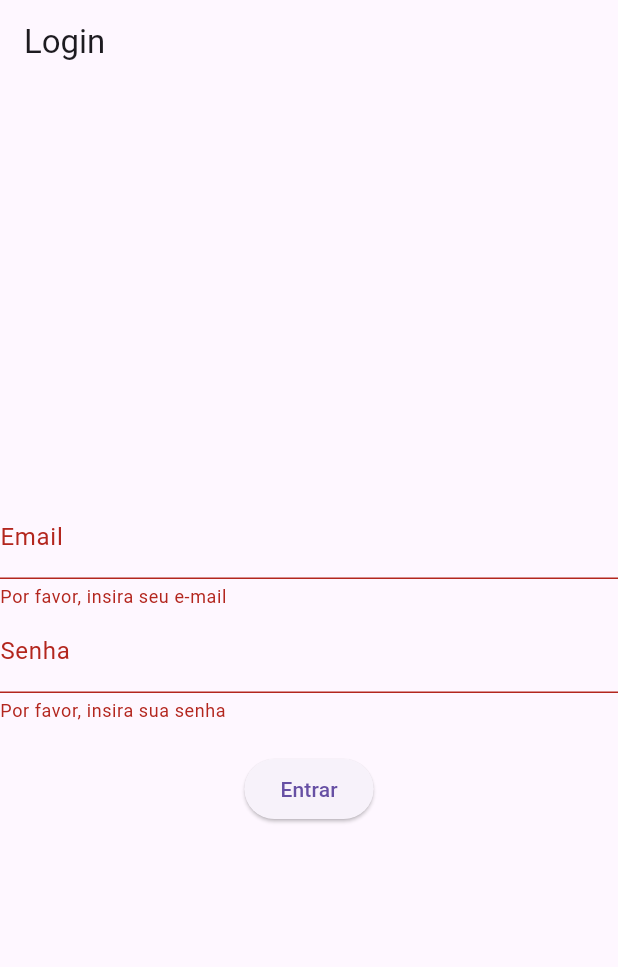
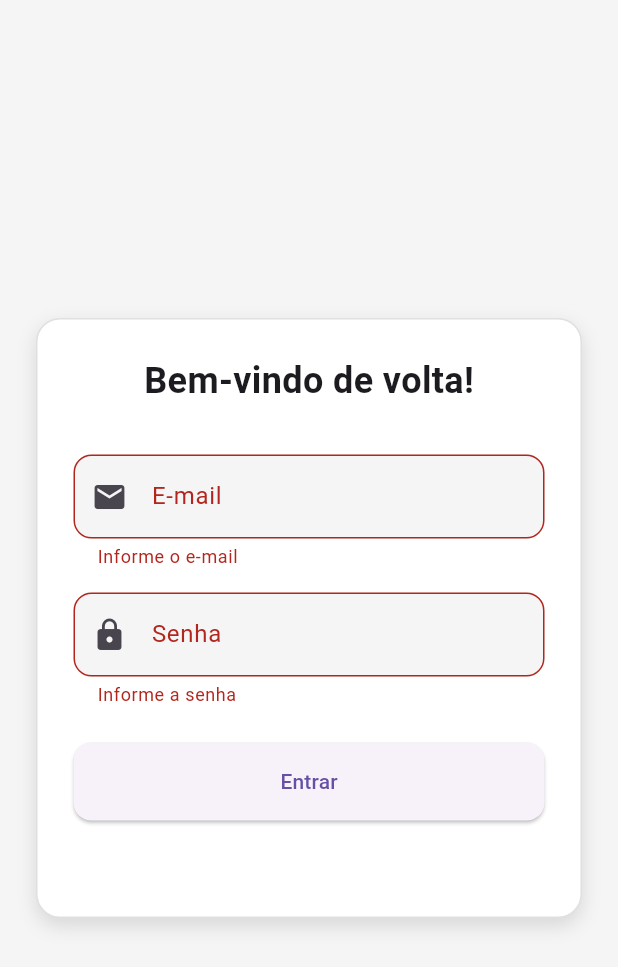
Before and after one commit to rafaelhgreco/Flutter_estudos, a Flutter app: the screen it shows after launch, after a tap on "Entrar", on a phone screen of 412 x 824 dp. Shown: the top 967 px of the screen. Run offline on Flutter 3.47's test engine with Material 3 defaults, Android fonts, the phone set to English and light mode, and no system bars.

Commit message:
refactor: created widget for login, form validations

```diff
--- a/lib/pages/login_page.dart
+++ b/lib/pages/login_page.dart
@@ -1,73 +1,36 @@
 import 'package:flutter/material.dart';
+import 'package:hello_world/widgets/login_form.dart';
 
 class LoginPage extends StatelessWidget {
   const LoginPage({super.key});
 
   @override
   Widget build(BuildContext context) {
-    final _formKey = GlobalKey<FormState>();
     return Scaffold(
-      appBar: AppBar(title: const Text('Login')),
+      backgroundColor: const Color(0xFFF5F5F5), // Cor de fundo da tela
       body: Center(
-        child: Column(
-          mainAxisAlignment: MainAxisAlignment.center,
-          children: [
-            Form(
-              key: _formKey,
-              child: Column(
-                children: [
-                  TextFormField(
-                    decoration: const InputDecoration(labelText: 'Email'),
-                    validator: (value) {
-                      if (value == null || value.isEmpty) {
-                        return 'Por favor, insira seu e-mail';
-                      }
-                      final emailRegExp = RegExp(
-                        r'^[\w-\.]+@([\w-]+\.)+[\w-]{2,4}$',
-                      );
-                      if (!emailRegExp.hasMatch(value)) {
-                        return 'E-mail inválido';
-                      }
-                      return null;
-                    },
-                  ),
-                  TextFormField(
-                    decoration: const InputDecoration(labelText: 'Senha'),
-                    obscureText: true,
-                    validator: (value) {
-                      if (value == null || value.isEmpty) {
-                        return 'Por favor, insira sua senha';
-                      }
-                      if (value.length < 6) {
-                        return 'A senha deve ter pelo menos 6 caracteres';
-                      }
-                      final passwordRegExp = RegExp(
-                        r'^(?=.*[A-Za-z])(?=.*\d)[A-Za-z\d]{6,}$',
-                      );
-                      if (!passwordRegExp.hasMatch(value)) {
-                        return 'A senha deve conter letras e números';
-                      }
-                      return null;
-                    },
-                  ),
-                  const SizedBox(height: 20),
-                  ElevatedButton(
-                    onPressed: () {
-                      if (_formKey.currentState!.validate()) {
-                        // Tudo certo, prossiga com login
-                        ScaffoldMessenger.of(context).showSnackBar(
-                          const SnackBar(
-                            content: Text('Login realizado com sucesso!'),
-                          ),
-                        );
-                      }
-                    },
-                    child: const Text('Entrar'),
-                  ),
-                ],
-              ),
+        child: SingleChildScrollView(
+          padding: const EdgeInsets.all(24),
+          child: Container(
+            padding: const EdgeInsets.all(24),
+            constraints: const BoxConstraints(
+              maxWidth: 400,
+              maxHeight: 400,
+            ), // Largura máxima
+            decoration: BoxDecoration(
+              color: Colors.white,
+              borderRadius: BorderRadius.circular(16),
+              border: Border.all(color: Colors.grey.shade300),
+              boxShadow: [
+                BoxShadow(
+                  color: Colors.black12,
+                  blurRadius: 10,
+                  offset: Offset(0, 5),
+                ),
+              ],
             ),
-          ],
+            child: const LoginForm(),
+          ),
         ),
       ),
     );
--- /dev/null
+++ b/lib/validators/form_login_validator.dart
@@ -0,0 +1,26 @@
+class FormValidators {
+  static String? validarEmail(String? value) {
+    if (value == null || value.isEmpty) {
+      return 'Informe o e-mail';
+    }
+    final emailRegex = RegExp(r'^[\w-\.]+@([\w-]+\.)+[\w-]{2,4}$');
+    if (!emailRegex.hasMatch(value)) {
+      return 'E-mail inválido';
+    }
+    return null;
+  }
+
+  static String? validarSenha(String? value) {
+    if (value == null || value.isEmpty) {
+      return 'Informe a senha';
+    }
+    if (value.length < 6) {
+      return 'A senha deve ter pelo menos 6 caracteres';
+    }
+    final senhaRegex = RegExp(r'^(?=.*[A-Za-z])(?=.*\d)[A-Za-z\d]{6,}$');
+    if (!senhaRegex.hasMatch(value)) {
+      return 'A senha deve conter letras e números';
+    }
+    return null;
+  }
+}
--- /dev/null
+++ b/lib/widgets/login_form.dart
@@ -0,0 +1,87 @@
+import 'package:flutter/material.dart';
+import 'package:hello_world/validators/form_login_validator.dart';
+
+class LoginForm extends StatefulWidget {
+  const LoginForm({super.key});
+
+  @override
+  State<LoginForm> createState() => _LoginFormState();
+}
+
+class _LoginFormState extends State<LoginForm> {
+  final _formKey = GlobalKey<FormState>();
+
+  final _emailController = TextEditingController();
+  final _senhaController = TextEditingController();
+
+  @override
+  void dispose() {
+    _emailController.dispose();
+    _senhaController.dispose();
+    super.dispose();
+  }
+
+  @override
+  Widget build(BuildContext context) {
+    return Form(
+      key: _formKey,
+      child: Column(
+        children: [
+          const Text(
+            "Bem-vindo de volta!",
+            style: TextStyle(fontSize: 24, fontWeight: FontWeight.bold),
+          ),
+          const SizedBox(height: 32),
+          TextFormField(
+            controller: _emailController,
+            decoration: InputDecoration(
+              labelText: 'E-mail',
+              border: OutlineInputBorder(
+                borderRadius: BorderRadius.circular(12),
+              ),
+              filled: true,
+              fillColor: Colors.grey.shade100,
+              prefixIcon: const Icon(Icons.email),
+            ),
+            validator: FormValidators.validarEmail,
+          ),
+          const SizedBox(height: 16),
+          TextFormField(
+            controller: _senhaController,
+            obscureText: true,
+            decoration: InputDecoration(
+              labelText: 'Senha',
+              border: OutlineInputBorder(
+                borderRadius: BorderRadius.circular(12),
+              ),
+              filled: true,
+              fillColor: Colors.grey.shade100,
+              prefixIcon: const Icon(Icons.lock),
+            ),
+            validator: FormValidators.validarSenha,
+          ),
+          const SizedBox(height: 24),
+          SizedBox(
+            width: double.infinity,
+            child: ElevatedButton(
+              onPressed: () {
+                if (_formKey.currentState!.validate()) {
+                  ScaffoldMessenger.of(context).showSnackBar(
+                    const SnackBar(content: Text('Login efetuado!')),
+                  );
+                }
+              },
+              child: const Text('Entrar'),
+              style: ElevatedButton.styleFrom(
+                padding: const EdgeInsets.symmetric(vertical: 16),
+                shape: RoundedRectangleBorder(
+                  borderRadius: BorderRadius.circular(12),
+                ),
+              ),
+            ),
+          ),
+        ],
+      ),
+    );
+  }
+}
```
